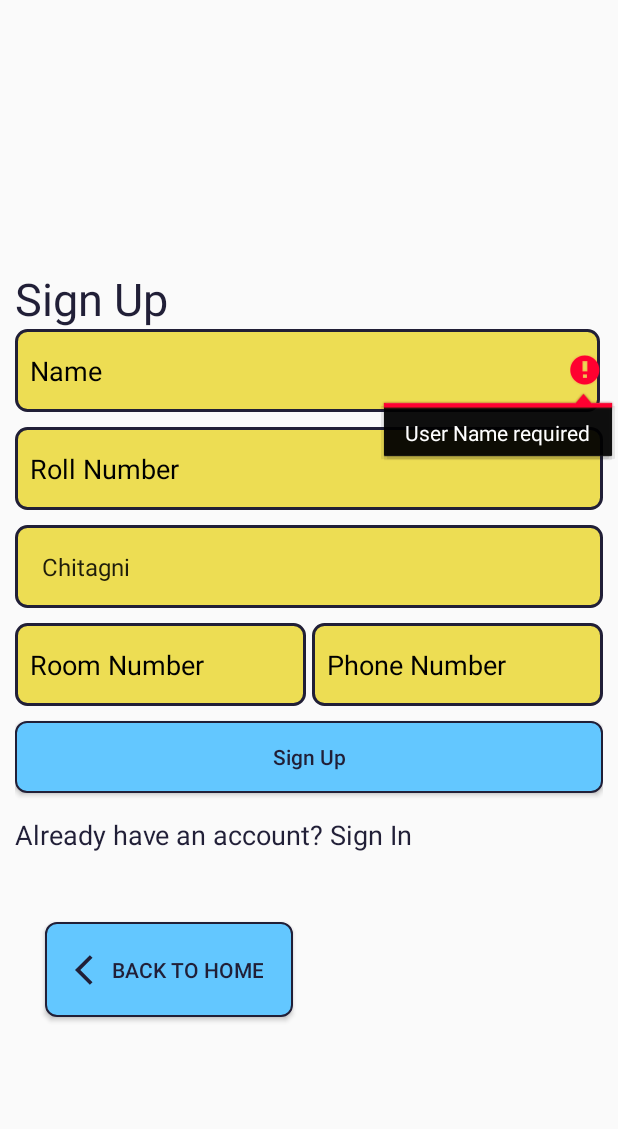
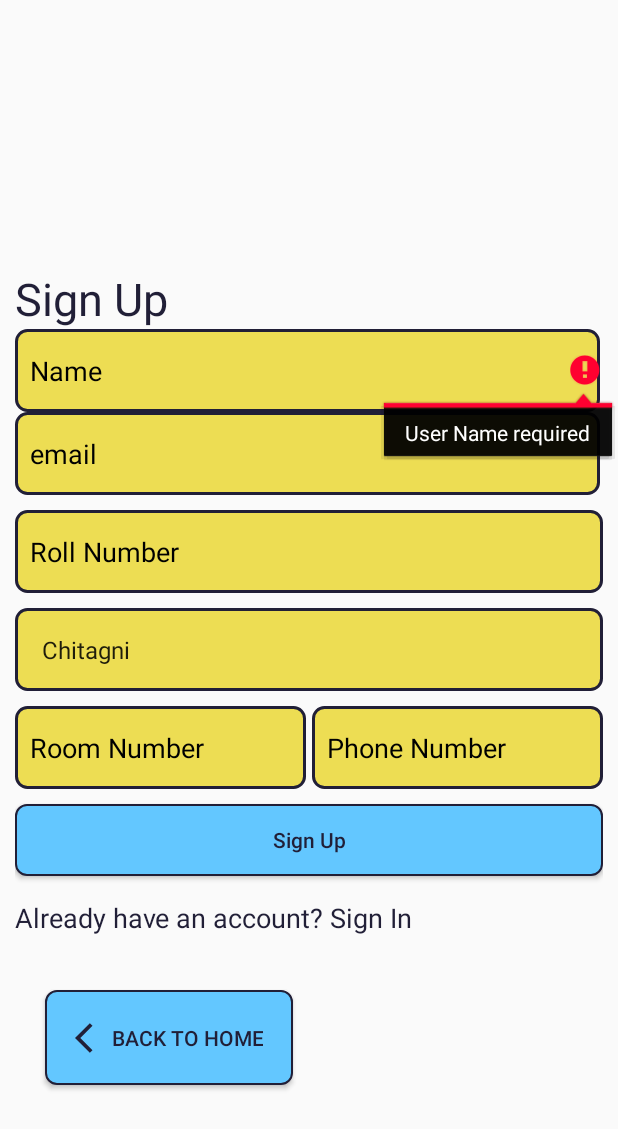
Before and after one commit to tech-shot-developer/check-in-check-out-android, an Android app: the SignUpActivity screen opened directly, with no data from a screen before it, after a tap on "Sign Up", on a phone screen of 412 x 824 dp. Shown: the top 1129 px of the screen. Run offline under Robolectric (Android 15) with nearby library versions, the phone set to English and light mode, and no system bars.

Commit message:
Email Field added

```diff
--- a/app/src/main/AndroidManifest.xml
+++ b/app/src/main/AndroidManifest.xml
@@ -16,6 +16,9 @@
         <activity
             android:name=".SignUpActivity"
             android:exported="true"></activity>
+        <activity
+            android:name=".SignInActivity"
+            android:exported="true"></activity>
             <activity
                 android:name=".MainActivity"
                 android:exported="true">
--- a/app/src/main/java/com/example/check_in_check_out_android/SignUpActivity.kt
+++ b/app/src/main/java/com/example/check_in_check_out_android/SignUpActivity.kt
@@ -13,8 +13,8 @@ class SignUpActivity : AppCompatActivity() {
     private lateinit var roll_num:EditText
     private lateinit var phone_num:EditText
     private lateinit var room_num:EditText
+    private lateinit var email:EditText
     private lateinit var sign_up_btn :Button
-
 
     override fun onCreate(savedInstanceState: Bundle?) {
         super.onCreate(savedInstanceState)
@@ -23,6 +23,7 @@ class SignUpActivity : AppCompatActivity() {
         roll_num = findViewById(R.id.roll_num)
         phone_num = findViewById(R.id.phone_num)
         room_num = findViewById(R.id.room_num)
+        email = findViewById(R.id.email)
         sign_up_btn = findViewById(R.id.sign_up_btn)
 
         sign_up_btn.setOnClickListener{
@@ -30,29 +31,35 @@ class SignUpActivity : AppCompatActivity() {
             val Roll_number= roll_num.text.toString().trim()
             val Phone_no = phone_num.text.toString().trim()
             val Room_no = room_num.text.toString().trim()
+            val Email = email.text.toString().trim()
 
             if(Name.isEmpty()){
                 user_name.error = "User Name required"
                 return@setOnClickListener
+            }
+            else if(emailvalid(Email)){
+                email.error = "Invalid email"
             }
             else if(Roll_number.length!=5){
 
                 roll_num.error = "Enter a roll number"
                 return@setOnClickListener
             }
+            else if(Room_no.length!=3){
+                room_num.error = "Enter a valid room number"
+                return@setOnClickListener
+            }
             else if(Phone_no.length!=10){
                 phone_num.error = "Enter a valid phone number"
-                return@setOnClickListener
-            }
-            else if(Room_no.length!=3){
-                room_num.error = "Enter a valid room number"
                 return@setOnClickListener
             }
             else{
                 Toast.makeText(this,"sign up complete",Toast.LENGTH_SHORT).show()
             }
         }
-
+    }
+    fun emailvalid(email: String): Boolean {
+        return !android.util.Patterns.EMAIL_ADDRESS.matcher(email).matches()
     }
 
     fun backToHome(view: View?) {
--- a/app/src/main/res/layout/activity_sign_up.xml
+++ b/app/src/main/res/layout/activity_sign_up.xml
@@ -43,6 +43,17 @@
             android:textColorHint="@color/black" />
 
 
+        <EditText
+            android:id="@+id/email"
+            android:layout_width="match_parent"
+            android:layout_height="55dp"
+            android:layout_marginRight="2dp"
+            android:layout_weight="1"
+            android:background="@drawable/input_text_field_styling"
+            android:hint="email"
+            android:paddingLeft="10dp"
+            android:textColor="@color/black"
+            android:textColorHint="@color/black" />
 
         <EditText
             android:id="@+id/roll_num"
```
Also changed, not shown: app/src/main/java/com/example/check_in_check_out_android/SignInActivity.kt (+0 -15 lines).
